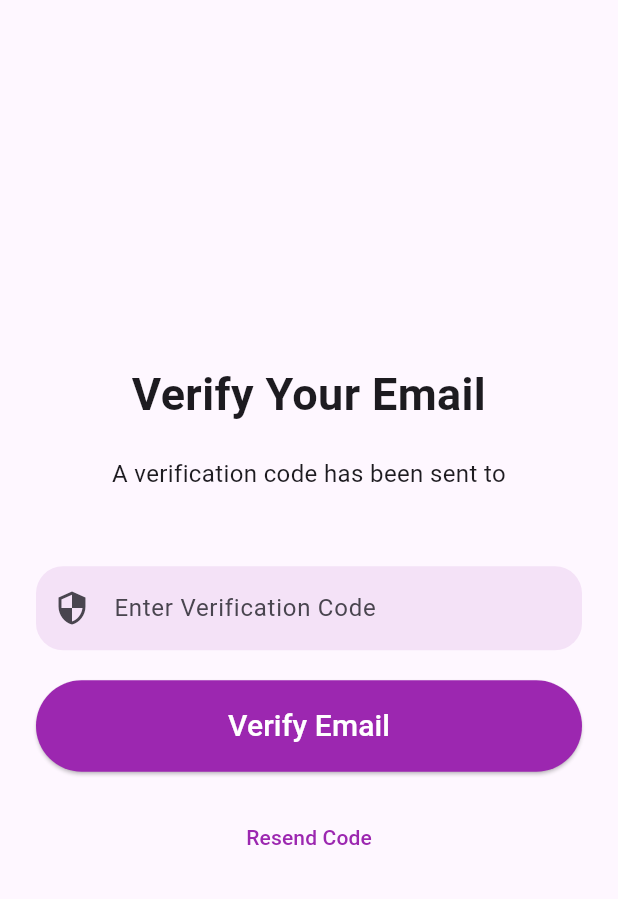
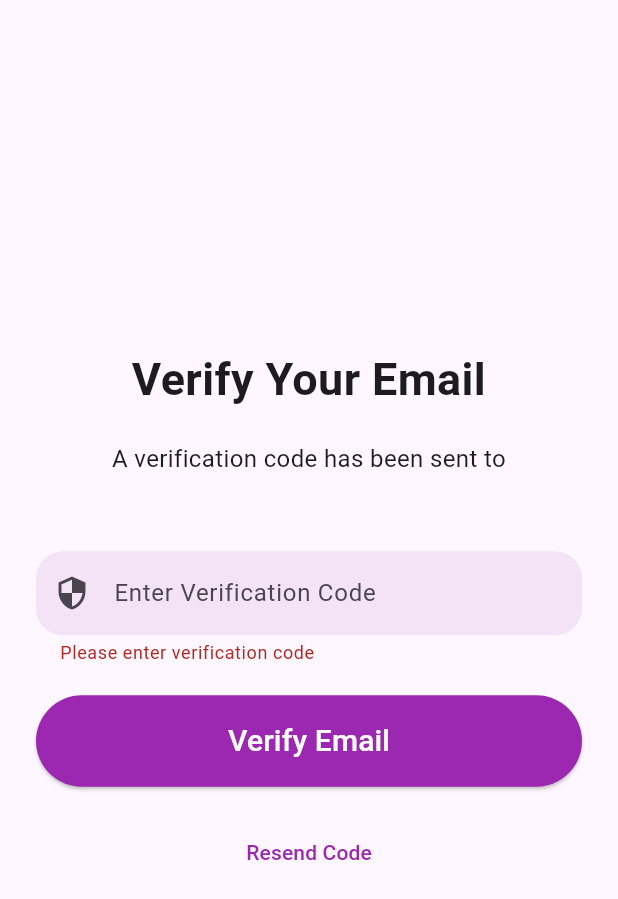
Before and after one commit to CAA900NBB-ProjectX/frontend_lost_and_found, a Flutter app: the VerificationPage screen opened directly with empty values, after a tap on "Verify Email", on a phone screen of 412 x 824 dp. Shown: the top 899 px of the screen. Run offline on Flutter 3.47's test engine with Material 3 defaults, Android fonts, the phone set to English and light mode, and no system bars; our stand-ins replace flutter_secure_storage; accounts and stored records are empty.

Commit message:
modified verification page code

```diff
--- a/lib/auth/screens/verification_page.dart
+++ b/lib/auth/screens/verification_page.dart
@@ -15,6 +15,47 @@ class _VerificationPageState extends State<VerificationPage> {
   final _codeController = TextEditingController();
   bool _isLoading = false;
   String? _errorMessage;
+
+  Future<void> _verifyCode() async {
+    if (!_formKey.currentState!.validate()) return;
+
+    setState(() {
+      _isLoading = true;
+      _errorMessage = null;
+    });
+
+    try {
+      final response = await http.post(
+        Uri.parse('http://localhost:8081/auth/verify'),
+        headers: {'Content-Type': 'application/json'},
+        body: json.encode({
+          'email': widget.email,
+          'verificationCode': _codeController.text,
+        }),
+      );
+
+      if (response.statusCode == 200) {
+        if (mounted) {
+          Navigator.pushReplacementNamed(context, '/login');
+        }
+      } else {
+        final error = json.decode(response.body);
+        setState(() {
+          _errorMessage = error['message'] ?? 'Verification failed';
+        });
+      }
+    } catch (e) {
+      setState(() {
+        _errorMessage = 'Connection error. Please try again.';
+      });
+    } finally {
+      if (mounted) {
+        setState(() {
+          _isLoading = false;
+        });
+      }
+    }
+  }
 
   Future<void> _resendCode() async {
     setState(() {
@@ -114,9 +155,7 @@ class _VerificationPageState extends State<VerificationPage> {
               ),
               const SizedBox(height: 20),
               ElevatedButton(
-                onPressed: _isLoading ? null : () {
-                  // Handle verification submission
-                },
+                onPressed: _isLoading ? null : _verifyCode,  // Changed this line
                 style: ElevatedButton.styleFrom(
                   shape: const StadiumBorder(),
                   padding: const EdgeInsets.symmetric(vertical: 16),
```
